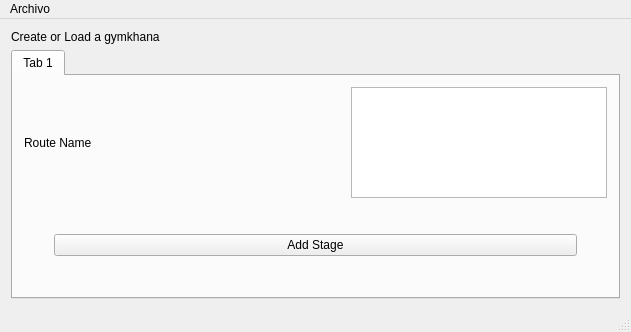
BenitezDev/GymkhanaCreator, file desktop app/project/resources/MainWindow.ui: the form before one commit.
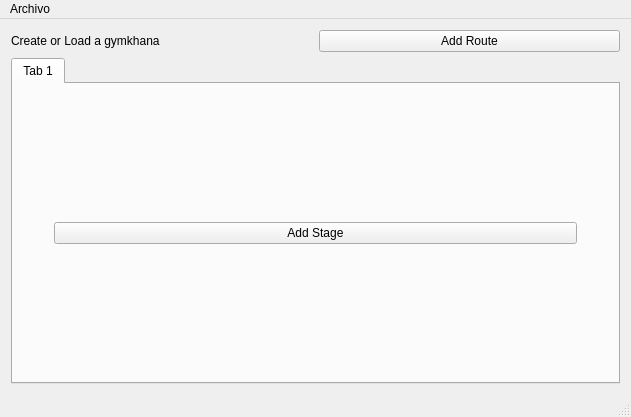
The form after the commit.

Commit message: fix routes and stages

```diff
--- a/desktop app/project/resources/MainWindow.ui
+++ b/desktop app/project/resources/MainWindow.ui
@@ -7,7 +7,7 @@
     <x>0</x>
     <y>0</y>
     <width>631</width>
-    <height>332</height>
+    <height>417</height>
    </rect>
   </property>
   <property name="windowTitle">
@@ -22,7 +22,14 @@
       </property>
      </widget>
     </item>
-    <item row="1" column="0">
+    <item row="0" column="1">
+     <widget class="QPushButton" name="AddRoute">
+      <property name="text">
+       <string>Add Route</string>
+      </property>
+     </widget>
+    </item>
+    <item row="2" column="0" colspan="2">
      <widget class="QTabWidget" name="RoutesTabWidget">
       <property name="currentIndex">
        <number>0</number>
@@ -33,33 +40,6 @@
        </attribute>
        <layout class="QGridLayout" name="gridLayout">
         <item row="0" column="0">
-         <layout class="QHBoxLayout" name="horizontalLayout">
-          <item>
-           <widget class="QLabel" name="label">
-            <property name="text">
-             <string>Route Name</string>
-            </property>
-           </widget>
-          </item>
-          <item>
-           <spacer name="horizontalSpacer">
-            <property name="orientation">
-             <enum>Qt::Horizontal</enum>
-            </property>
-            <property name="sizeHint" stdset="0">
-             <size>
-              <width>20</width>
-              <height>10</height>
-             </size>
-            </property>
-           </spacer>
-          </item>
-          <item>
-           <widget class="QPlainTextEdit" name="plainTextEdit"/>
-          </item>
-         </layout>
-        </item>
-        <item row="1" column="0">
          <layout class="QVBoxLayout" name="verticalLayout">
           <property name="leftMargin">
            <number>30</number>
```
The commit also changes 4 other files.
